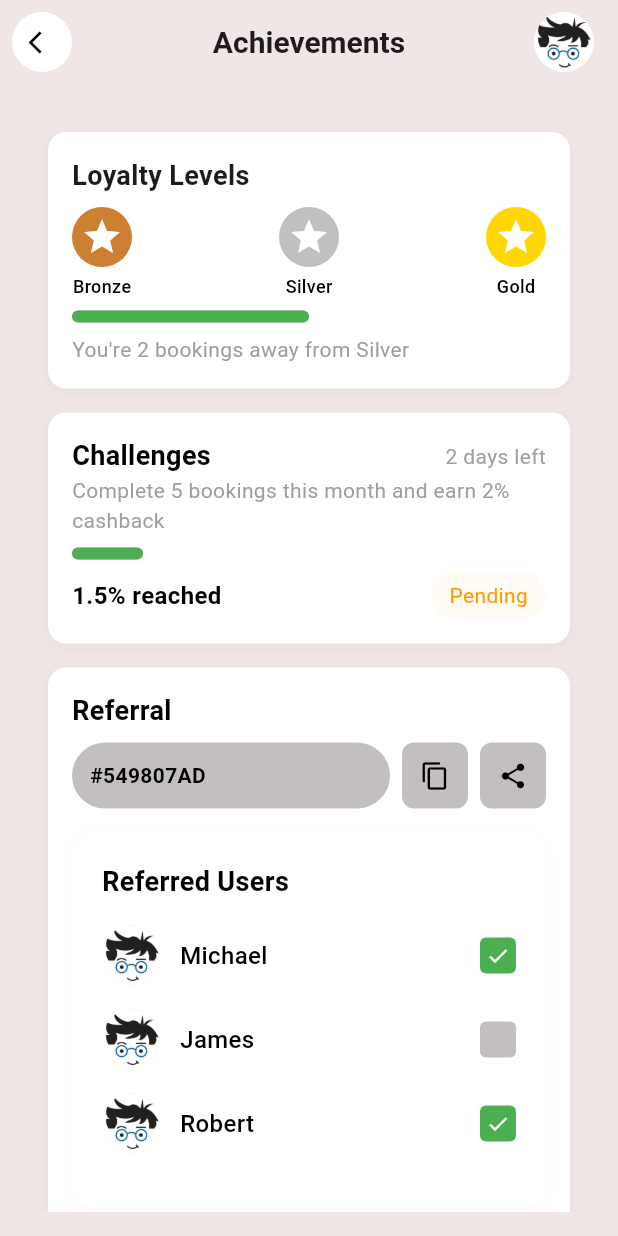
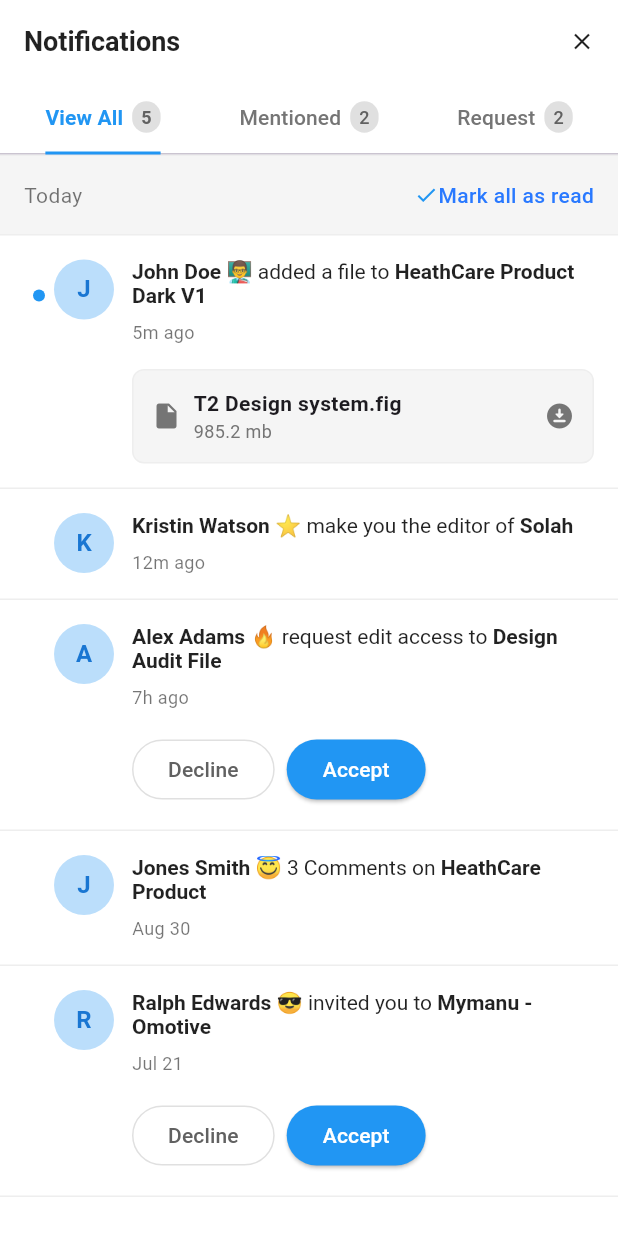
Before and after one commit to dikshyant3/Flutter-development, a Flutter app: the screen it shows after launch, on a phone screen of 412 x 824 dp. Run offline on Flutter 3.47's test engine with Material 3 defaults, Android fonts, the phone set to English and light mode, and no system bars.

Commit message:
notifications screen completed

```diff
--- a/fifth_ui/lib/main.dart
+++ b/fifth_ui/lib/main.dart
@@ -1,5 +1,7 @@
 import 'package:flutter/material.dart';
-import 'package:fifth_ui/screens/achievement_screen.dart';
+// import 'package:fifth_ui/screens/achievement_screen.dart';
+import 'package:fifth_ui/screens/notifications_screen.dart';
+
 
 void main() {
   runApp(const MyApp());
@@ -16,7 +18,7 @@ class MyApp extends StatelessWidget {
       theme: ThemeData(
         primarySwatch: Colors.blue,
       ),
-      home: const AchievementsPage(),
+      home: const NotificationsScreen(),
     );
   }
 }
--- /dev/null
+++ b/fifth_ui/lib/models/notifications_model.dart
@@ -0,0 +1,35 @@
+class NotificationsModel {
+  final String id;
+  final String name;
+  final String targetName;
+  final String userAvatar;
+  final String time;
+  final NotificationType type;
+  final String action;
+  final String? fileName;
+  final String? fileSize;
+  final bool hasActions;
+  final bool isRead;
+
+  NotificationsModel({
+    required this.id,
+    required this.name,
+    required this.targetName,
+    required this.userAvatar,
+    required this.time,
+    required this.type,
+    required this.action,
+    this.fileName,
+    this.fileSize,
+    this.hasActions = false,
+    this.isRead = false,
+  });
+}
+
+enum NotificationType {
+  fileAdded,
+  editorInvitation,
+  accessRequest,
+  comment,
+  projectInvitation,
+}
--- /dev/null
+++ b/fifth_ui/lib/screens/notifications_screen.dart
@@ -0,0 +1,355 @@
+import 'package:fifth_ui/widgets/notifications_widget.dart';
+import 'package:flutter/material.dart';
+import '../models/notifications_model.dart';
+
+class NotificationsViewModel {
+
+  static List<NotificationsModel> getAllNotifications() {
+    return [
+      NotificationsModel(
+        id: '1',
+        name: 'John Doe 👨‍🏫',
+        action: 'added a file to',
+        targetName: 'HeathCare Product Dark V1',
+        time: '5m ago',
+        type: NotificationType.fileAdded,
+        userAvatar: '',
+        fileName: 'T2 Design system.fig',
+        fileSize: '985.2 mb',
+        isRead: false,
+      ),
+      NotificationsModel(
+        id: '2',
+        name: 'Kristin Watson ⭐',
+        action: 'make you the editor of',
+        targetName: 'Solah',
+        time: '12m ago',
+        type: NotificationType.editorInvitation,
+        userAvatar: '',
+        isRead: true,
+      ),
+      NotificationsModel(
+        id: '3',
+        name: 'Alex Adams 🔥',
+        action: 'request edit access to',
+        targetName: 'Design Audit File',
+        time: '7h ago',
+        type: NotificationType.accessRequest,
+        userAvatar: '',
+        hasActions: true,
+        isRead: true,
+      ),
+      NotificationsModel(
+        id: '4',
+        name: 'Jones Smith 😇',
+        action: '3 Comments on',
+        targetName: 'HeathCare Product',
+        time: 'Aug 30',
+        type: NotificationType.comment,
+        userAvatar: '',
+        isRead: true,
+      ),
+      NotificationsModel(
+        id: '5',
+        name: 'Ralph Edwards 😎',
+        action: 'invited you to',
+        targetName: 'Mymanu - Omotive',
+        time: 'Jul 21',
+        type: NotificationType.projectInvitation,
+        userAvatar: '',
+        hasActions: true,
+        isRead: true,
+      ),
+    ];
+  }
+
+  // Sample data for Mentioned tab
+  static List<NotificationsModel> getMentionedNotifications() {
+    return [
+      NotificationsModel(
+        id: '6',
+        name: 'Sarah Johnson',
+        action: 'mentioned you in',
+        targetName: 'Design Review',
+        time: '2h ago',
+        type: NotificationType.comment,
+        userAvatar: '',
+        isRead: true,
+      ),
+      NotificationsModel(
+        id: '7',
+        name: 'Mike Chen',
+        action: 'tagged you in',
+        targetName: 'UI Components',
+        time: '4h ago',
+        type: NotificationType.comment,
+        userAvatar: '',
+        isRead: false,
+      ),
+    ];
+  }
+
+  // Sample data for Request tab
+  static List<NotificationsModel> getRequestNotifications() {
+    return [
+      NotificationsModel(
+        id: '8',
+        name: 'Emma Wilson',
+        action: 'wants to collaborate on',
+        targetName: 'Mobile App Design',
+        time: '1h ago',
+        type: NotificationType.accessRequest,
+        userAvatar: '',
+        hasActions: true,
+        isRead: false,
+      ),
+      NotificationsModel(
+        id: '9',
+        name: 'David Lee',
+        action: 'requested access to',
+        targetName: 'Brand Guidelines',
+        time: '3h ago',
+        type: NotificationType.accessRequest,
+        userAvatar: '',
+        hasActions: true,
+        isRead: true,
+      ),
+    ];
+  }
+}
+
+class NotificationsScreen extends StatefulWidget {
+  const NotificationsScreen({super.key});
+
+  @override
+  State<NotificationsScreen> createState() => _NotificationsScreenState();
+}
+
+class _NotificationsScreenState extends State<NotificationsScreen> with SingleTickerProviderStateMixin {
+
+  late TabController _tabController;
+
+  @override
+  void initState() {
+    super.initState();
+    _tabController = TabController(length: 3, vsync: this);
+  }
+
+  @override
+  void dispose() {
+    _tabController.dispose();
+    super.dispose();
+  }
+
+  int _getNotificationCount(int tabIndex) {
+    switch (tabIndex) {
+      case 0:
+        return NotificationsViewModel.getAllNotifications().length;
+      case 1:
+        return NotificationsViewModel.getMentionedNotifications().length;
+      case 2:
+        return NotificationsViewModel.getRequestNotifications().length;
+      default:
+        return 0;
+    }
+  }
+
+  @override
+  Widget build(BuildContext context) {
+    return Scaffold(
+      backgroundColor: Colors.white,
+      appBar: AppBar(
+        backgroundColor: Colors.white,
+        elevation: 0,
+        title: Text(
+          'Notifications',
+          style: TextStyle(
+            fontWeight: FontWeight.w700,
+            fontSize: 18.0,
+            color: Colors.black87
+          ),
+          ),
+          actions: [
+            IconButton(
+          icon: Icon(
+            Icons.close,
+            color: Colors.black87,
+            size: 18.0,
+            ),
+          onPressed: () => Navigator.pop(context),
+        ),
+        ],
+        bottom: PreferredSize(
+          preferredSize: Size.fromHeight(48.0),
+          child: Container(
+            decoration: BoxDecoration(
+              border: Border(
+                bottom: BorderSide(color: Colors.grey.shade200, width: 1),
+              ),
+            ),
+          child: TabBar(
+            controller: _tabController,
+            labelColor: Colors.blue,
+            unselectedLabelColor: Colors.grey.shade600,
+            labelStyle: TextStyle(
+                fontSize: 14,
+                fontWeight: FontWeight.w600,
+            ),
+            unselectedLabelStyle: TextStyle(
+              fontWeight: FontWeight.w500,
+              fontSize: 14
+            ),
+            indicator: UnderlineTabIndicator(
+              borderSide: BorderSide(color: Colors.blue, width:2)
+            ),
+            tabs: [
+              Tab(
+                child: Row(
+                   mainAxisSize: MainAxisSize.min,
+                   children: [
+                    Text('View All'),
+                    SizedBox(width: 6),
+                      Container(
+                        padding: EdgeInsets.symmetric(horizontal: 6, vertical: 2),
+                        decoration: BoxDecoration(
+                          color: Colors.grey.shade300,
+                          borderRadius: BorderRadius.circular(10),
+                        ),
+                        child: Text(
+                          '${_getNotificationCount(0)}',
+                          style: TextStyle(
+                            fontSize: 12,
+                            color: Colors.grey.shade700,
+                          ),
+                        ),
+                      ),
+                   ]
+                )
+              ),
+              Tab(
+                child: Row(
+                   mainAxisSize: MainAxisSize.min,
+                   children: [
+                    Text('Mentioned'),
+                    SizedBox(width: 6),
+                      Container(
+                        padding: EdgeInsets.symmetric(horizontal: 6, vertical: 2),
+                        decoration: BoxDecoration(
+                          color: Colors.grey.shade300,
+                          borderRadius: BorderRadius.circular(10),
+                        ),
+                        child: Text(
+                          '${_getNotificationCount(1)}',
+                          style: TextStyle(
+                            fontSize: 12,
+                            color: Colors.grey.shade700,
+                          ),
+                        ),
+                      ),
+                   ]
+
+                )
+              ),
+              Tab(
+                child: Row(
+                   mainAxisSize: MainAxisSize.min,
+                   children: [
+                    Text('Request'),
+                    SizedBox(width: 6),
+                      Container(
+                        padding: EdgeInsets.symmetric(horizontal: 6, vertical: 2),
+                        decoration: BoxDecoration(
+                          color: Colors.grey.shade300,
+                          borderRadius: BorderRadius.circular(10),
+                        ),
+                        child: Text(
+                          '${_getNotificationCount(2)}',
+                          style: TextStyle(
+                            fontSize: 12,
+                            color: Colors.grey.shade700,
+                          ),
+                        ),
+                      ),
+                   ]
+
+                )
+              ),
+            ],
+          ),
+        ),
+      ),
+    ),
+    body: Column(
+      children: [
+        Container(
+          width: double.infinity,
+          padding: EdgeInsets.all(16.0),
+          decoration: BoxDecoration(
+          color: Colors.grey.shade100,
+            border: Border(
+              bottom: BorderSide(color: Colors.grey.shade200),
+            ),
+          ),
+          child: Row(
+            mainAxisAlignment: MainAxisAlignment.spaceBetween,
+            children: [
+              Text(
+                'Today',
+                style: TextStyle(
+                  fontSize: 14.0,
+                  color: Colors.black54,
+                ),
+              ),
+              GestureDetector(
+              onTap: (){
+                print('Mark all as read');
+              },
+              child: Row(
+                mainAxisSize: MainAxisSize.min,
+                children: [
+                  Icon(
+                    Icons.check,
+                    size: 16,
+                    color: Colors.blue,
+                  ),
+                  Text(
+                    'Mark all as read',
+                    style: TextStyle(
+                      color: Colors.blueAccent.shade400,
+                      fontSize: 14,
+                      fontWeight: FontWeight.w500
+                    ),
+                  ),
+                ],
+              )
+              ),
+            ],
+          ),
+        ),
+        Expanded(
+          child: TabBarView(
+            controller: _tabController,
+            children: [
+              ListView(
+                children: NotificationsViewModel.getAllNotifications().map((notification)=> NotificationsWidget(notification: notification)).toList(),
+              ),
+              ListView(
+                children: NotificationsViewModel.getMentionedNotifications()
+                    .map((notification) => NotificationsWidget(notification: notification))
+                    .toList(),
+              ),
+
+              // Tab 3: Request Notifications
+              ListView(
+                children: NotificationsViewModel.getRequestNotifications()
+                    .map((notification) => NotificationsWidget(notification: notification))
+                    .toList(),
+              ),
+            ]
+          ),
+        ),
+      ],
+    )
+    );
+  }
+}
--- /dev/null
+++ b/fifth_ui/lib/widgets/notifications_widget.dart
@@ -0,0 +1,176 @@
+import 'package:fifth_ui/models/notifications_model.dart';
+import 'package:flutter/material.dart';
+
+class NotificationsWidget extends StatelessWidget {
+
+  final NotificationsModel notification;
+  const NotificationsWidget({super.key, required this.notification});
+
+  @override
+  Widget build(BuildContext context) {
+    return Container(
+      padding: EdgeInsets.all(16.0),
+      decoration: BoxDecoration(
+        border: Border(
+          bottom: BorderSide(color: Colors.grey.shade200)
+        )
+      ),
+      child: Row(
+        crossAxisAlignment: CrossAxisAlignment.start,
+        children: [
+          // Unread indicator
+          Container(
+            width: 20,
+            child: !notification.isRead
+              ? Container(
+                  width: 8,
+                  height: 8,
+                  margin: EdgeInsets.only(top: 20),
+                  decoration: BoxDecoration(
+                    color: Colors.blue,
+                    shape: BoxShape.circle,
+                  ),
+                )
+              : SizedBox.shrink(),
+          ),
+          CircleAvatar(
+            radius: 20,
+            backgroundColor: Colors.blue.shade100,
+            backgroundImage: notification.userAvatar.isNotEmpty ? AssetImage('/assets/profile.jpg') : null,
+            child: Text(
+              notification.name[0].toUpperCase(),
+              style: TextStyle(
+                color: Colors.blue.shade700,
+                fontWeight: FontWeight.bold,
+              ),
+            ),
+          ),
+          SizedBox(width: 12.0),
+
+          Expanded(
+            child: Column(
+              crossAxisAlignment: CrossAxisAlignment.start,
+              children: [
+                RichText(
+                  text: TextSpan(
+                    style: TextStyle(
+                      fontSize: 18.0,
+                      color: Colors.black87,
+                    ),
+                    children: [
+                      TextSpan(
+                        text: notification.name,
+                        style: TextStyle(
+                          fontWeight: FontWeight.w600,
+                          fontSize: 14.0
+                        ),
+                      ),
+                      TextSpan(
+                        text: ' ${notification.action} ',
+                        style: TextStyle(
+                          fontSize: 14.0,
+                        )
+                      ),
+                      TextSpan(
+                        text: notification.targetName,
+                        style: TextStyle(
+                          fontWeight: FontWeight.w600,
+                          fontSize: 14.0,
+                        )
+                      )
+                    ]
+                  )
+                ),
+                SizedBox(height: 8.0,),
+                Text(
+                  notification.time,
+                  style: TextStyle(
+                    fontSize: 12.0,
+                    color: Colors.black54,
+                  ),
+                ),
+                if(notification.fileName != null) ...[
+                  SizedBox(height: 16.0),
+                  Container(
+                    padding: EdgeInsets.all(12.0),
+                    decoration: BoxDecoration(
+                      color: Colors.grey.shade100,
+                      borderRadius: BorderRadius.circular(8.0),
+                      border: Border.all(color: Colors.grey.shade200),
+                    ),
+                    child: Row(
+                      children: [
+                        Icon(
+                          Icons.insert_drive_file,
+                          color: Colors.grey.shade600,
+                          size: 20,
+                        ),
+                        SizedBox(width: 8.0,),
+                        Expanded(
+                          child: Column(
+                            crossAxisAlignment: CrossAxisAlignment.start,
+                            children: [
+                              Text(
+                                notification.fileName!,
+                                style: TextStyle(
+                                  fontWeight: FontWeight.w600,
+                                  fontSize: 14.0,
+                                ),
+                              ),
+                              if(notification.fileSize != null)
+                              Text(
+                                notification.fileSize!,
+                                style: TextStyle(
+                                  fontSize: 12.0,
+                                  color: Colors.grey.shade600,
+                                ),
+                              ),
+                            ],
+                          )
+                        ),
+                        Icon(
+                          Icons.download_for_offline_rounded,
+                          size: 20.0,
+                          color: Colors.grey.shade600,
+                        )
+                      ],
+                    ),
+                  )
+                ],
+                // Action buttons for requests
+                if(notification.hasActions) ...[
+                  SizedBox(height: 16.0),
+                  Row(
+                    children: [
+                      OutlinedButton(
+                        onPressed: (){
+                          print('Declined ${notification.name}');
+                        },
+                        style: OutlinedButton.styleFrom(
+                          foregroundColor: Colors.grey.shade700,
+                          side: BorderSide(color: Colors.grey.shade300),
+                        ),
+                        child: Text('Decline'),
+                      ),
+                      SizedBox(width: 8),
+                      ElevatedButton(
+                        onPressed: () {
+                          print('Accepted ${notification.name}');
+                        },
+                        style: ElevatedButton.styleFrom(
+                          backgroundColor: Colors.blue,
+                          foregroundColor: Colors.white,
+                        ),
+                        child: Text('Accept'),
+                      ),
+                    ],
+                  )
+                ]
+              ],
+            ),
+          ),
+        ],
+      ),
+    );
+  }
+}
```
